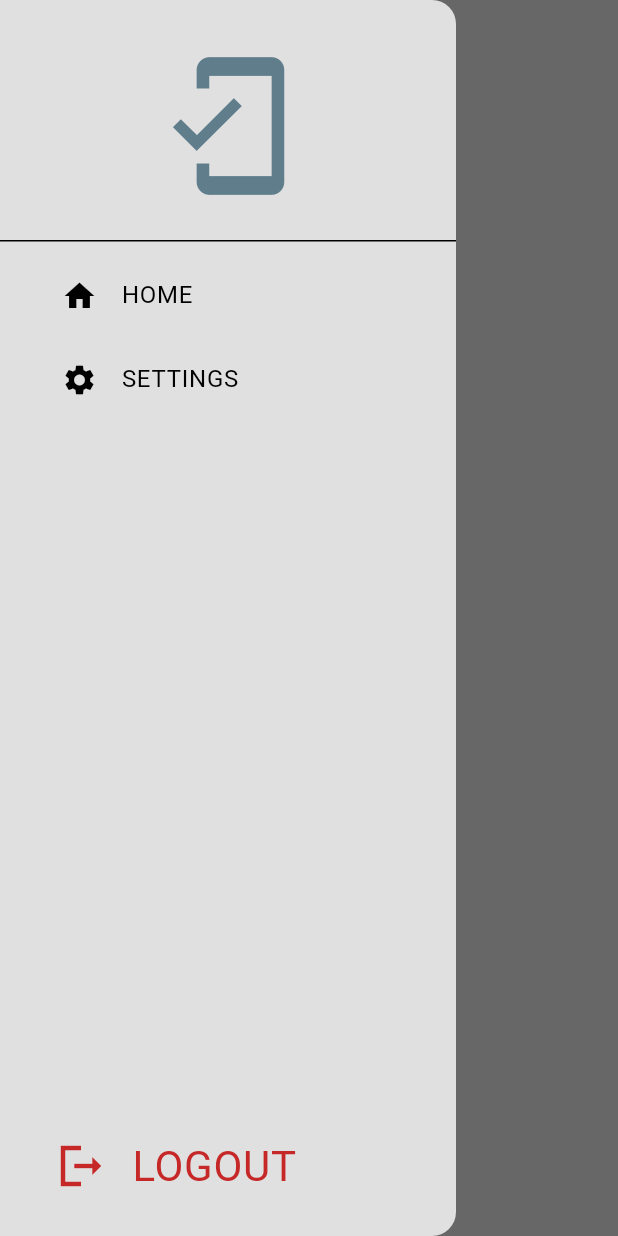
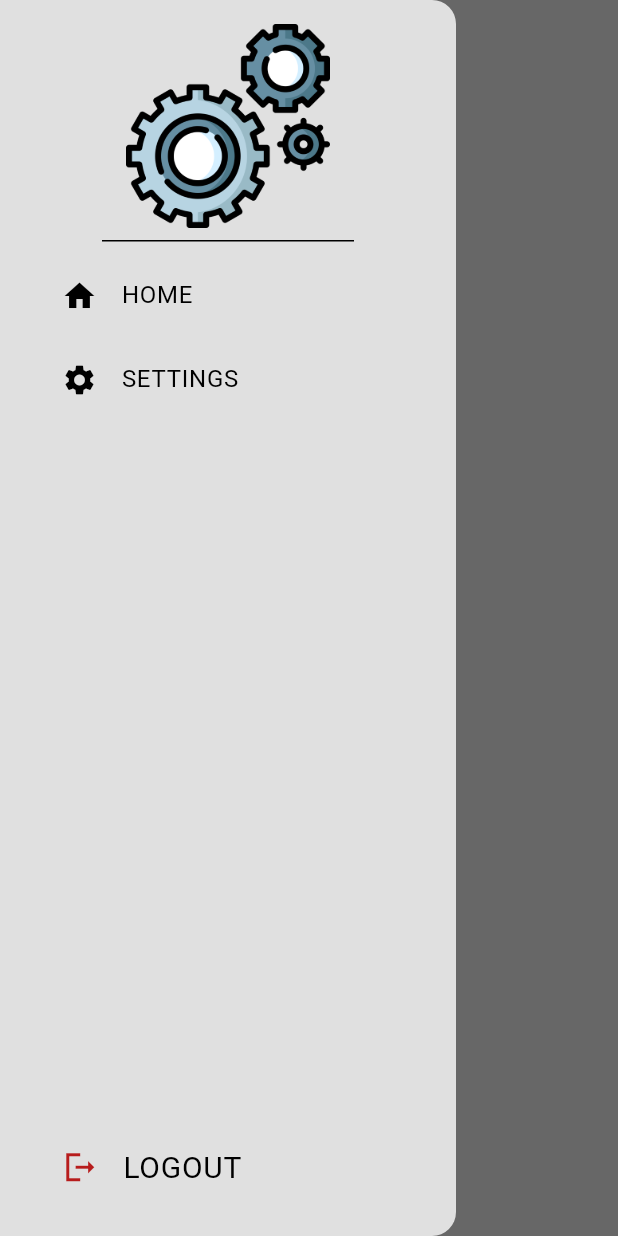
Before and after one commit to jakir963/chat-app, a Flutter app: the screen it shows once a user with an empty profile is signed in, with the side drawer open, on a phone screen of 412 x 824 dp. Run offline on Flutter 3.47's test engine with Material 3 defaults, Android fonts, the phone set to English and light mode, and no system bars; our stand-ins replace cloud_firestore, firebase_auth, firebase_core; accounts and stored records are empty.

Commit message:
add dark mode

```diff
--- a/lib/component/my_drawer.dart
+++ b/lib/component/my_drawer.dart
@@ -21,8 +21,11 @@ class MyDrawer extends StatelessWidget {
        Column(children: [
          //logo
          DrawerHeader(
-             child: Center(child: Icon(Icons.mobile_friendly,color: Colors.blueGrey.shade500,size: 100,),)
-         ),
+           child:
+           SizedBox(
+             height: 150, //
+             child: Image.asset('lib/icon/settings.png')
+           ),         ),
 
 
          // home list tile
@@ -56,9 +59,9 @@ class MyDrawer extends StatelessWidget {
         //logout list tile
 
         Padding(
-          padding: const EdgeInsets.only(left: 20.0,bottom: 18),
+          padding: const EdgeInsets.only(bottom: 18,left: 25),
           child: ListTile(
-            title:  Text("LOGOUT",style: TextStyle(fontSize: 28,color: Colors.red[800]),),leading: Icon(Icons.logout_sharp,color: Colors.red[800],size: 36,),
+            title:  Text("LOGOUT",style: TextStyle(fontSize: 20),),leading: Icon(Icons.logout_sharp,color: Colors.red[900],size: 25),
             onTap:  logout,
           ),
         ),
--- a/lib/main.dart
+++ b/lib/main.dart
@@ -1,13 +1,18 @@
 import 'package:chat_app/firebase_options.dart';
 import 'package:chat_app/services/auth/auth_gate.dart';
 import 'package:chat_app/theme/light_mode.dart';
+import 'package:chat_app/theme/theme_provider.dart';
 import 'package:firebase_core/firebase_core.dart';
 import 'package:flutter/material.dart';
+import 'package:provider/provider.dart';
 
 void main () async {
   WidgetsFlutterBinding.ensureInitialized();
   await Firebase.initializeApp(options: DefaultFirebaseOptions.currentPlatform);
-  runApp(MyApp());
+  runApp(ChangeNotifierProvider(
+      create: (context) => ThemeProvider(),
+    child: const MyApp(),
+  ));
 }
 class MyApp extends StatelessWidget {
   const MyApp({super.key});
@@ -16,7 +21,7 @@ class MyApp extends StatelessWidget {
   Widget build(BuildContext context) {
     return MaterialApp( debugShowCheckedModeBanner: false,
       home: AuthGate(),
-      theme: lightMode,
+      theme: Provider.of<ThemeProvider>(context).themeData,
     );
   }
 }
--- a/lib/theme/dark_mode.dart
+++ b/lib/theme/dark_mode.dart
@@ -0,0 +1,11 @@
+import 'package:flutter/material.dart';
+ThemeData darkMode = ThemeData(
+  colorScheme: ColorScheme.dark(
+      surface: Colors.grey.shade900,
+      primary: Colors.grey.shade600,
+      secondary: Colors.grey.shade700,
+      tertiary: Colors.grey.shade800,
+      inversePrimary: Colors.grey.shade300,
+      outline: Colors.grey.shade700
+  )
+);
--- /dev/null
+++ b/lib/theme/theme_provider.dart
@@ -0,0 +1,23 @@
+import 'package:chat_app/theme/dark_mode.dart';
+import 'package:chat_app/theme/light_mode.dart';
+import 'package:flutter/material.dart';
+
+class ThemeProvider extends ChangeNotifier{
+  ThemeData _themeData = lightMode;
+  ThemeData get themeData => _themeData;
+
+  bool get isDarkMode => _themeData == darkMode;
+
+      set themeData(ThemeData themeData){
+    _themeData = themeData;
+    notifyListeners();
+  }
+  void toggleTheme (){
+        if(_themeData == lightMode){
+          themeData = darkMode;
+        }
+        else{
+         themeData = lightMode;
+        }
+  }
+}
--- a/pubspec.yaml
+++ b/pubspec.yaml
@@ -69,6 +69,7 @@ flutter:
 
 
 
+
   # An image asset can refer to one or more resolution-specific "variants", see
   # https://flutter.dev/to/resolution-aware-images
 
```
Also changed, not shown: lib/pages/setting_page.dart (+17 -3 lines), lib/icon/registration.png (added), lib/icon/settings.png (added).
